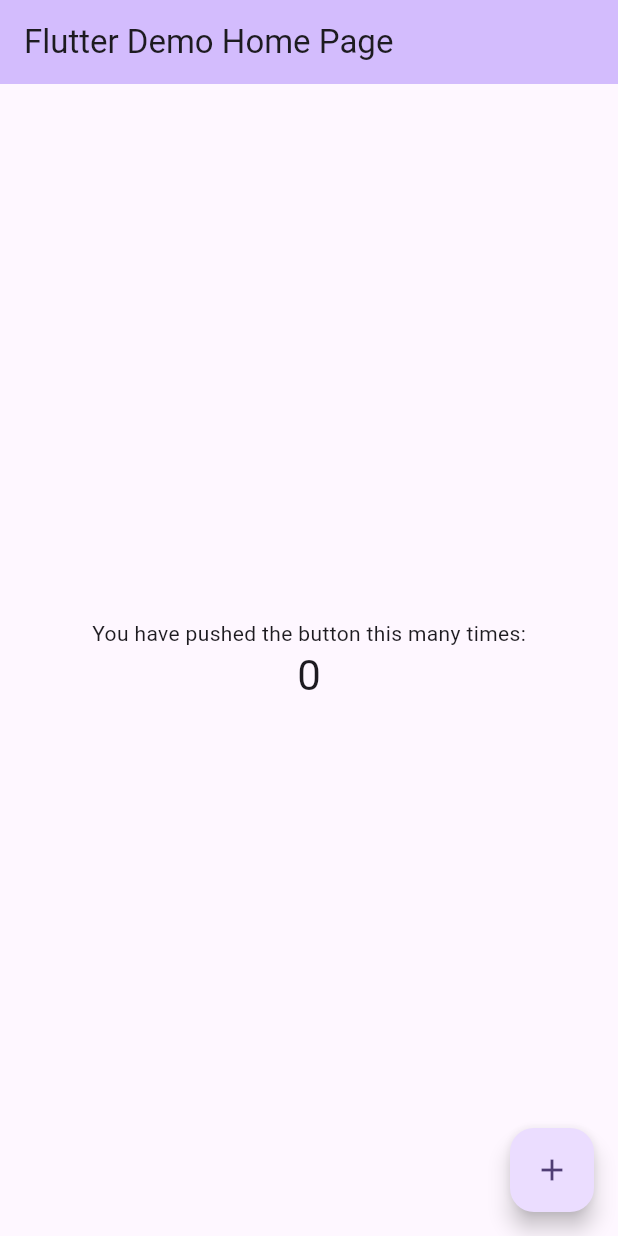
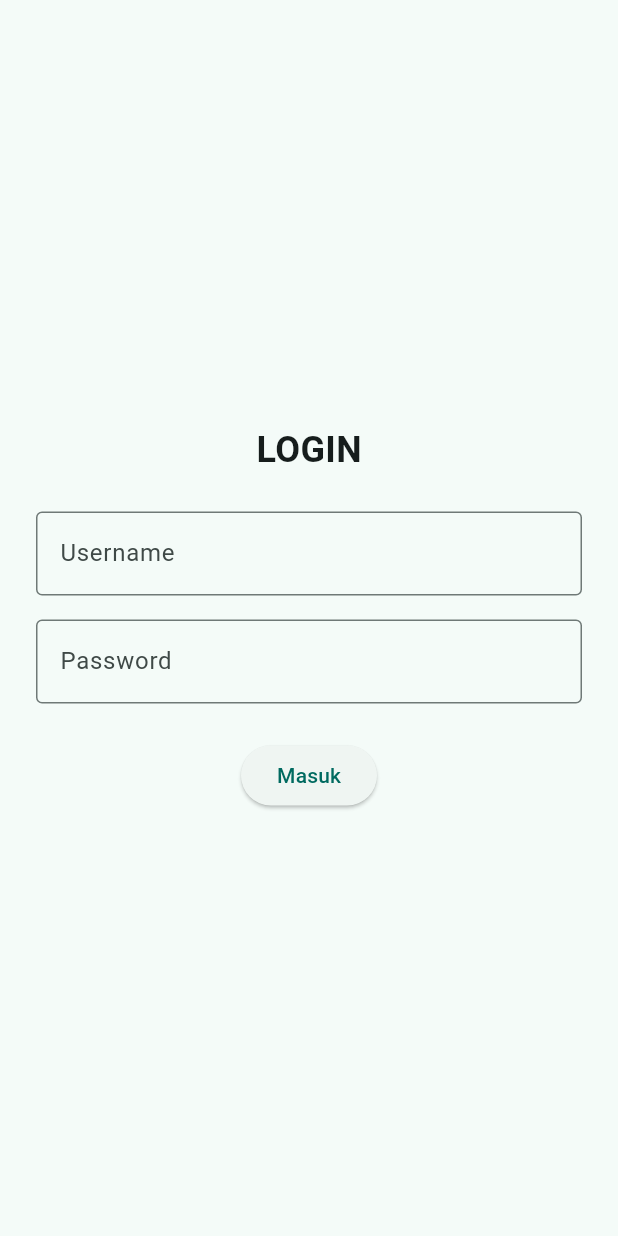
Before and after one commit to ryhan27/uts-pml-1124160086, a Flutter app: the screen it shows after launch, on a phone screen of 412 x 824 dp. Run offline on Flutter 3.47's test engine with Material 3 defaults, Android fonts, the phone set to English and light mode, and no system bars.

Commit message:
stage 5: implement login form with loading state and pushReplacement

```diff
--- a/soal_2_profil_app/lib/main.dart
+++ b/soal_2_profil_app/lib/main.dart
@@ -1,122 +1,57 @@
 import 'package:flutter/material.dart';
+import 'screens/login_page.dart';
+import 'screens/profile_page.dart';
+import 'screens/about_page.dart';
 
 void main() {
   runApp(const MyApp());
 }
 
-class MyApp extends StatelessWidget {
+class MyApp extends StatefulWidget {
   const MyApp({super.key});
 
-  // This widget is the root of your application.
+  static MyAppState of(BuildContext context) =>
+      context.findAncestorStateOfType<MyAppState>()!;
+
   @override
-  Widget build(BuildContext context) {
-    return MaterialApp(
-      title: 'Flutter Demo',
-      theme: ThemeData(
-        // This is the theme of your application.
-        //
-        // TRY THIS: Try running your application with "flutter run". You'll see
-        // the application has a purple toolbar. Then, without quitting the app,
-        // try changing the seedColor in the colorScheme below to Colors.green
-        // and then invoke "hot reload" (save your changes or press the "hot
-        // reload" button in a Flutter-supported IDE, or press "r" if you used
-        // the command line to start the app).
-        //
-        // Notice that the counter didn't reset back to zero; the application
-        // state is not lost during the reload. To reset the state, use hot
-        // restart instead.
-        //
-        // This works for code too, not just values: Most code changes can be
-        // tested with just a hot reload.
-        colorScheme: .fromSeed(seedColor: Colors.deepPurple),
-      ),
-      home: const MyHomePage(title: 'Flutter Demo Home Page'),
-    );
-  }
+  State<MyApp> createState() => MyAppState();
 }
 
-class MyHomePage extends StatefulWidget {
-  const MyHomePage({super.key, required this.title});
+class MyAppState extends State<MyApp> {
+  ThemeMode _themeMode = ThemeMode.system;
 
-  // This widget is the home page of your application. It is stateful, meaning
-  // that it has a State object (defined below) that contains fields that affect
-  // how it looks.
+  bool get isDarkMode => _themeMode == ThemeMode.dark;
 
-  // This class is the configuration for the state. It holds the values (in this
-  // case the title) provided by the parent (in this case the App widget) and
-  // used by the build method of the State. Fields in a Widget subclass are
-  // always marked "final".
-
-  final String title;
-
-  @override
-  State<MyHomePage> createState() => _MyHomePageState();
-}
-
-class _MyHomePageState extends State<MyHomePage> {
-  int _counter = 0;
-
-  void _incrementCounter() {
+  void toggleTheme(bool isDark) {
     setState(() {
-      // This call to setState tells the Flutter framework that something has
-      // changed in this State, which causes it to rerun the build method below
-      // so that the display can reflect the updated values. If we changed
-      // _counter without calling setState(), then the build method would not be
-      // called again, and so nothing would appear to happen.
-      _counter++;
+      _themeMode = isDark ? ThemeMode.dark : ThemeMode.light;
     });
   }
 
   @override
   Widget build(BuildContext context) {
-    // This method is rerun every time setState is called, for instance as done
-    // by the _incrementCounter method above.
-    //
-    // The Flutter framework has been optimized to make rerunning build methods
-    // fast, so that you can just rebuild anything that needs updating rather
-    // than having to individually change instances of widgets.
-    return Scaffold(
-      appBar: AppBar(
-        // TRY THIS: Try changing the color here to a specific color (to
-        // Colors.amber, perhaps?) and trigger a hot reload to see the AppBar
-        // change color while the other colors stay the same.
-        backgroundColor: Theme.of(context).colorScheme.inversePrimary,
-        // Here we take the value from the MyHomePage object that was created by
-        // the App.build method, and use it to set our appbar title.
-        title: Text(widget.title),
+    return MaterialApp(
+      title: 'Profil Rayhan',
+      debugShowCheckedModeBanner: false,
+      theme: ThemeData(
+        useMaterial3: true,
+        colorScheme: ColorScheme.fromSeed(seedColor: Colors.teal),
       ),
-      body: Center(
-        // Center is a layout widget. It takes a single child and positions it
-        // in the middle of the parent.
-        child: Column(
-          // Column is also a layout widget. It takes a list of children and
-          // arranges them vertically. By default, it sizes itself to fit its
-          // children horizontally, and tries to be as tall as its parent.
-          //
-          // Column has various properties to control how it sizes itself and
-          // how it positions its children. Here we use mainAxisAlignment to
-          // center the children vertically; the main axis here is the vertical
-          // axis because Columns are vertical (the cross axis would be
-          // horizontal).
-          //
-          // TRY THIS: Invoke "debug painting" (choose the "Toggle Debug Paint"
-          // action in the IDE, or press "p" in the console), to see the
-          // wireframe for each widget.
-          mainAxisAlignment: .center,
-          children: [
-            const Text('You have pushed the button this many times:'),
-            Text(
-              '$_counter',
-              style: Theme.of(context).textTheme.headlineMedium,
-            ),
-          ],
+      darkTheme: ThemeData(
+        useMaterial3: true,
+        brightness: Brightness.dark,
+        colorScheme: ColorScheme.fromSeed(
+          seedColor: Colors.tealAccent,
+          brightness: Brightness.dark,
         ),
       ),
-      floatingActionButton: FloatingActionButton(
-        onPressed: _incrementCounter,
-        tooltip: 'Increment',
-        child: const Icon(Icons.add),
-      ),
+      themeMode: _themeMode,
+      initialRoute: '/login',
+      routes: {
+        '/login': (context) => const LoginPage(),
+        '/profile': (context) => const ProfilePage(),
+        '/about': (context) => const AboutPage(),
+      },
     );
   }
 }
--- a/soal_2_profil_app/lib/screens/login_page.dart
+++ b/soal_2_profil_app/lib/screens/login_page.dart
@@ -0,0 +1,57 @@
+import 'package:flutter/material.dart';
+import 'profile_page.dart';
+
+class LoginPage extends StatefulWidget {
+  const LoginPage({super.key});
+  @override
+  State<LoginPage> createState() => _LoginPageState();
+}
+
+class _LoginPageState extends State<LoginPage> {
+  final _formKey = GlobalKey<FormState>();
+  bool _isLoading = false;
+
+  void _login() async {
+    if (_formKey.currentState!.validate()) {
+      setState(() => _isLoading = true);
+      await Future.delayed(const Duration(seconds: 2));
+      if (!mounted) return;
+      Navigator.pushReplacement(context, MaterialPageRoute(builder: (_) => const ProfilePage()));
+    }
+  }
+
+  @override
+  Widget build(BuildContext context) {
+    return Scaffold(
+      body: Center(
+        child: Padding(
+          padding: const EdgeInsets.all(24.0),
+          child: Form(
+            key: _formKey,
+            child: Column(
+              mainAxisAlignment: MainAxisAlignment.center,
+              children: [
+                const Text('LOGIN', style: TextStyle(fontSize: 24, fontWeight: FontWeight.bold)),
+                const SizedBox(height: 24),
+                TextFormField(
+                  decoration: const InputDecoration(labelText: 'Username', border: OutlineInputBorder()),
+                  validator: (v) => v!.isEmpty ? 'Username wajib diisi' : null,
+                ),
+                const SizedBox(height: 16),
+                TextFormField(
+                  obscureText: true,
+                  decoration: const InputDecoration(labelText: 'Password', border: OutlineInputBorder()),
+                  validator: (v) => v!.isEmpty ? 'Password wajib diisi' : null,
+                ),
+                const SizedBox(height: 24),
+                _isLoading
+                  ? const CircularProgressIndicator()
+                  : ElevatedButton(onPressed: _login, child: const Text('Masuk')),
+              ],
+            ),
+          ),
+        ),
+      ),
+    );
+  }
+}
```
